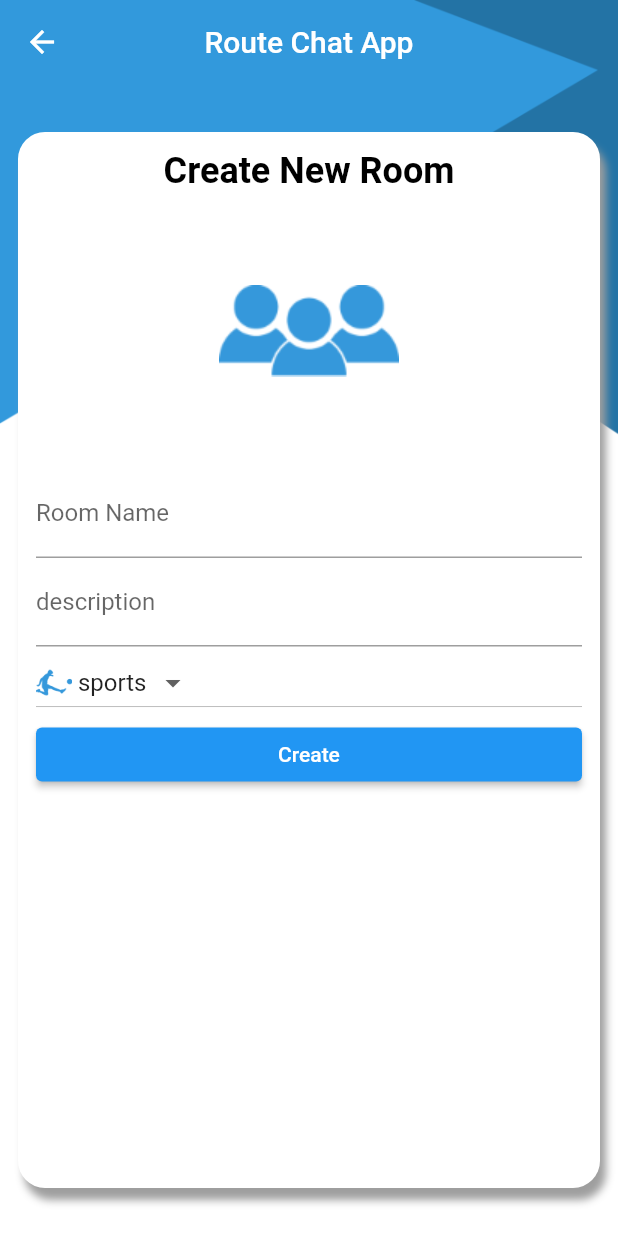
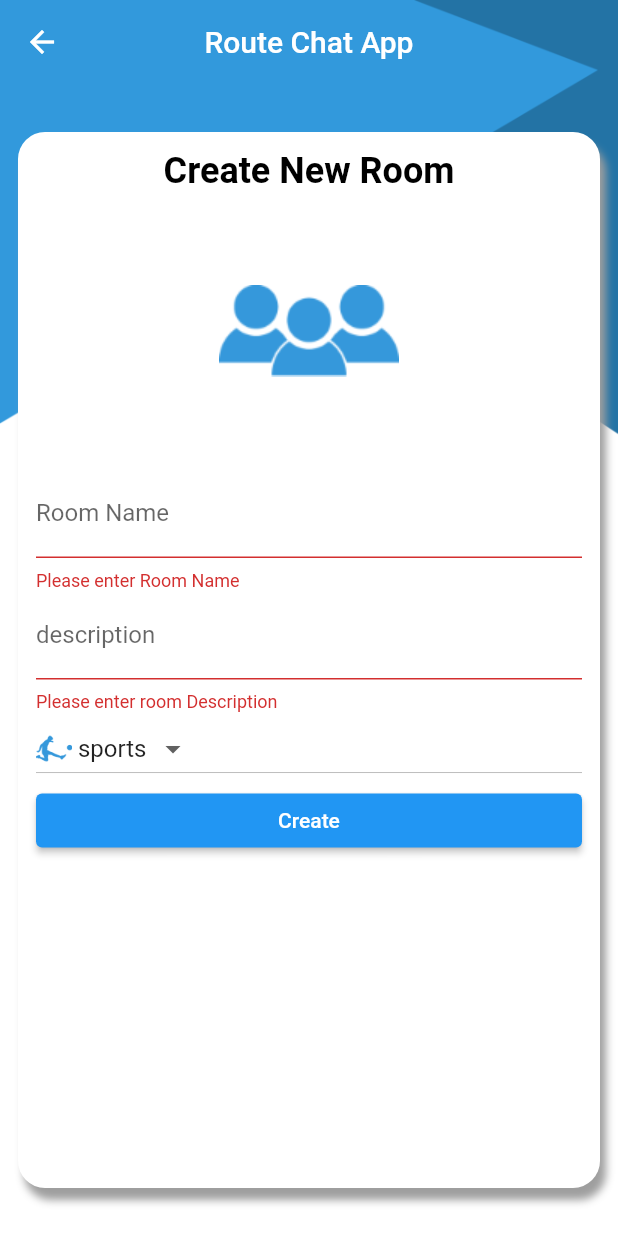
Before and after one commit to Youssef-Bassem/ChatApp, a Flutter app: the HomeScreen screen opened by its route, after a tap on the "add" icon, after a tap on "Create", on a phone screen of 412 x 824 dp. Run offline on Flutter 3.47's test engine with Material 2 defaults, Android fonts, the phone set to English and light mode, and no system bars; our stand-ins replace cloud_firestore, firebase_auth, firebase_core, fluttertoast; accounts and stored records are empty.

Commit message:
Home Screen Widget , connect database with app and create rooms

```diff
--- a/lib/addRoom/AddRoom.dart
+++ b/lib/addRoom/AddRoom.dart
@@ -1,5 +1,8 @@
 import 'package:ChatApp/Appprovider.dart';
+import 'package:ChatApp/database/DataBaseHelper.dart';
+import 'package:ChatApp/model/Room.dart';
 import 'package:flutter/material.dart';
+import 'package:fluttertoast/fluttertoast.dart';
 
 class AddRoom extends StatefulWidget {
   static const String ROUTE_NAME = 'addRoom';
@@ -18,6 +21,8 @@ class _AddRoomState extends State<AddRoom> {
   List<String> cateogries = ['sports', 'movies', 'music'];
 
   String selectedCateogry = 'sports';
+
+  bool isLoading =false;
 
   @override
   Widget build(BuildContext context) {
@@ -132,9 +137,14 @@ class _AddRoomState extends State<AddRoom> {
                     },
                   ),
                   ElevatedButton(
-                      onPressed: () {},
+                      onPressed: () {
+                        if( _addroomFormKey.currentState!.validate() == true ){
+                          addroom();
+                        }
+                      },
                       style: ButtonStyle(),
-                      child: Text('Create'))
+                      child: isLoading ? Center(child: CircularProgressIndicator(),)
+                      :Text('Create'))
                 ],
               ),
             ),
@@ -143,4 +153,21 @@ class _AddRoomState extends State<AddRoom> {
       ],
     );
   }
+  void addroom(){
+    setState(() {
+      isLoading=true;
+    });
+    final docRef = getRoomsCollectionWithConverter()
+        .doc();
+    Room room = Room(name: roomName, id: docRef.id
+        , description: description, cateogry: selectedCateogry);
+    docRef.set(room).then((value) {
+      setState(() {
+        isLoading=false;
+      });
+      Fluttertoast.showToast(msg: 'Room Added Successfully',
+      toastLength: Toast.LENGTH_LONG);
+      Navigator.pop(context);
+    });
+  }
 }
--- a/lib/database/DataBaseHelper.dart
+++ b/lib/database/DataBaseHelper.dart
@@ -1,3 +1,4 @@
+import 'package:ChatApp/model/Room.dart';
 import 'package:ChatApp/model/User.dart';
 import 'package:cloud_firestore/cloud_firestore.dart';
 
@@ -8,3 +9,11 @@ CollectionReference<User> getUsersCollectionWithConverter(){
     toFirestore: (user, _) => user.toJson(),
   );
 }
+
+CollectionReference<Room>getRoomsCollectionWithConverter(){
+ return  FirebaseFirestore.instance.collection(Room.COLLECTION_NAME).withConverter<Room>(
+    fromFirestore: (snapshot, _) =>
+        Room.fromJson(snapshot.data()!),
+    toFirestore: (user, _) => user.toJson(),
+  );
+}
--- a/lib/home/HomeScreen.dart
+++ b/lib/home/HomeScreen.dart
@@ -1,8 +1,17 @@
 import 'package:ChatApp/addRoom/AddRoom.dart';
+import 'package:ChatApp/database/DataBaseHelper.dart';
+import 'package:ChatApp/home/RoomWidget.dart';
+import 'package:ChatApp/model/Room.dart';
+import 'package:cloud_firestore/cloud_firestore.dart';
 import 'package:flutter/material.dart';
 
 class HomeScreen extends StatelessWidget {
   static const String ROUTE_NAME = 'home';
+   late CollectionReference<Room> roomsCollectionRef;
+
+   HomeScreen(){
+     roomsCollectionRef = getRoomsCollectionWithConverter();
+   }
   @override
   Widget build(BuildContext context) {
     return Stack(
@@ -17,6 +26,10 @@ class HomeScreen extends StatelessWidget {
           ),
         ),
         Scaffold(
+          appBar: AppBar(title: Text('Route Chat App'),
+          elevation: 0,
+          centerTitle: true,
+          backgroundColor: Colors.transparent,),
           backgroundColor: Colors.transparent,
           floatingActionButton: FloatingActionButton(
             onPressed: (){
@@ -24,6 +37,30 @@ class HomeScreen extends StatelessWidget {
             },
             child: Icon(Icons.add),
           ),
+          body: Container(
+            margin: EdgeInsets.only( top :64 , bottom: 12 , left: 12 , right: 12),
+            child:FutureBuilder< QuerySnapshot<Room> > (
+              future: roomsCollectionRef.get(),
+              builder: (BuildContext context , AsyncSnapshot<QuerySnapshot<Room>>snapshot  ){
+                if( snapshot.hasError ){
+                  return Text('Something went wrong');
+            }else if(snapshot.connectionState == ConnectionState.done ){
+                  final List<Room>roomslist = snapshot.data!.docs.map((singleDoc) => singleDoc.data())
+                  .toList()??[];
+                  return
+                      GridView.builder(gridDelegate: SliverGridDelegateWithFixedCrossAxisCount(
+                        crossAxisCount: 2,
+                        crossAxisSpacing: 4,
+                        mainAxisSpacing: 4,
+                      ),
+                       itemBuilder: (buildContext , index){
+                        return RoomWidget(roomslist[index]);
+                       }, itemCount:roomslist.length,);
+            }
+                return Center(child : CircularProgressIndicator(),);
+            }
+            ) ,
+          ),
         ),
       ],
     );
--- a/lib/main.dart
+++ b/lib/main.dart
@@ -28,7 +28,7 @@ class MyApp extends StatelessWidget{
             HomeScreen.ROUTE_NAME:(context)=>HomeScreen(),
             AddRoom.ROUTE_NAME:(context)=>AddRoom(),
           },
-          initialRoute: AddRoom.ROUTE_NAME,
+          initialRoute: HomeScreen.ROUTE_NAME,
         );
       },
     );
--- /dev/null
+++ b/lib/model/Room.dart
@@ -0,0 +1,29 @@
+class Room{
+  static const COLLECTION_NAME = 'rooms';
+  String id;
+  String name;
+  String description ;
+    String cateogry ;
+
+  Room({required this.name , required this.id ,
+    required this.description , required this.cateogry });
+
+  Room.fromJson(Map<String, Object?> json)
+      : this(
+    id: json['id']! as String,
+    name : json['name']! as String,
+    description: json['description']! as String,
+    cateogry : json['cateogry']! as String,
+  );
+
+  Map<String, Object?> toJson() {
+    return {
+      'id': id,
+      'name': name,
+      'description' : description,
+      'cateogry' : cateogry,
+    };
+  }
+
+
+}
--- a/pubspec.yaml
+++ b/pubspec.yaml
@@ -27,6 +27,8 @@ dependencies:
   firebase_auth: "^3.0.2"
   cloud_firestore: "^2.5.0"
   provider: ^6.0.0
+  fluttertoast: ^8.0.8
+
 
 
 
```
Also changed, not shown: lib/home/RoomWidget.dart (added, +38 -0 lines), pubspec.lock.
